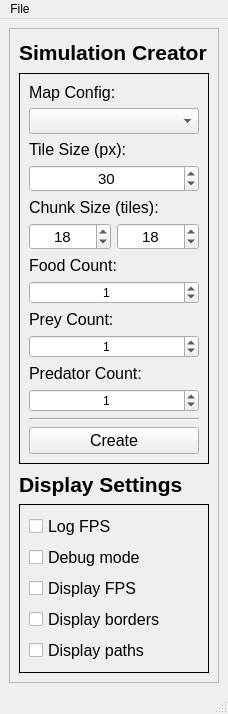
Qt form ui/simulation_controller_mainwindow.ui (kpdudek/EvolutionSimulator) before a commit.
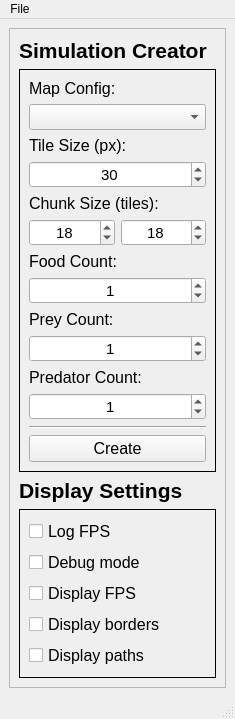
The same form after that commit.

Commit message: Simulation controller properly aligns and font size fixes.

Patch:
```diff
--- a/ui/simulation_controller_mainwindow.ui
+++ b/ui/simulation_controller_mainwindow.ui
@@ -6,7 +6,7 @@
    <rect>
     <x>0</x>
     <y>0</y>
-    <width>228</width>
+    <width>235</width>
     <height>714</height>
    </rect>
   </property>
@@ -207,6 +207,11 @@
           </item>
           <item row="14" column="0" colspan="2">
            <widget class="QSpinBox" name="predator_count_spinbox">
+            <property name="font">
+             <font>
+              <pointsize>11</pointsize>
+             </font>
+            </property>
             <property name="alignment">
              <set>Qt::AlignCenter</set>
             </property>
@@ -223,6 +228,11 @@
           </item>
           <item row="11" column="0" colspan="2">
            <widget class="QSpinBox" name="prey_count_spinbox">
+            <property name="font">
+             <font>
+              <pointsize>11</pointsize>
+             </font>
+            </property>
             <property name="alignment">
              <set>Qt::AlignCenter</set>
             </property>
@@ -239,6 +249,11 @@
           </item>
           <item row="8" column="0" colspan="2">
            <widget class="QSpinBox" name="food_count_spinbox">
+            <property name="font">
+             <font>
+              <pointsize>11</pointsize>
+             </font>
+            </property>
             <property name="alignment">
              <set>Qt::AlignCenter</set>
             </property>
@@ -375,8 +390,8 @@
     <rect>
      <x>0</x>
      <y>0</y>
-     <width>228</width>
-     <height>22</height>
+     <width>235</width>
+     <height>21</height>
     </rect>
    </property>
    <widget class="QMenu" name="menuFile">
```
Left out of the diff: 7 changed lines with no effect on the pictures. The commit also changes 1 other file.
